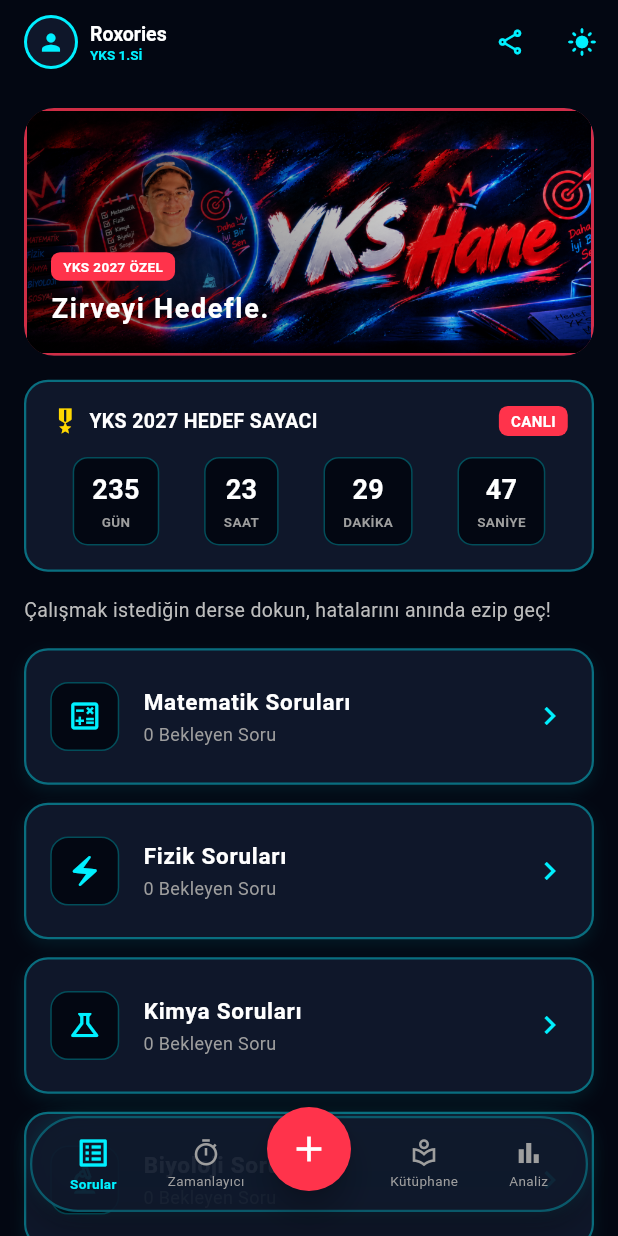
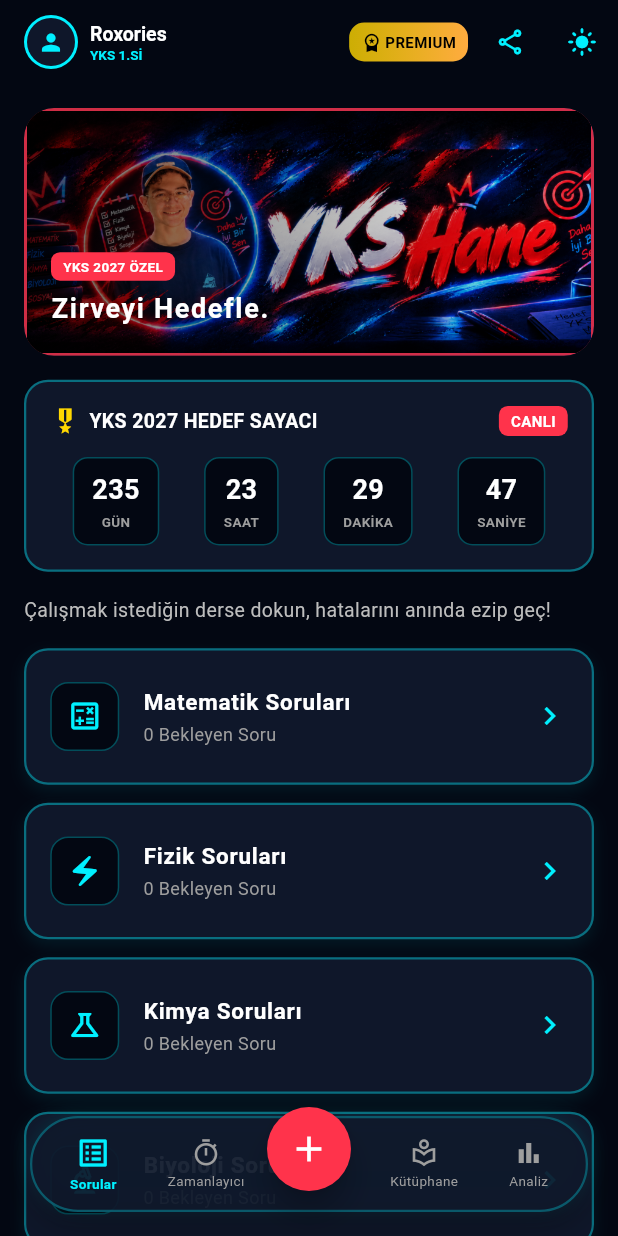
Before and after one commit to roxories-svg/yks-hane, a Flutter app: the screen it shows once a user with an empty profile is signed in, on a phone screen of 412 x 824 dp. Run offline on Flutter 3.47's test engine with Material 3 defaults, Android fonts, the light colour scheme and no system bars; our stand-ins replace cloud_firestore, firebase_auth, firebase_core, google_sign_in, image_picker, shared_preferences; accounts and stored records are empty.

Commit message:
Admin paneli ve premium buton güncellendi

```diff
--- a/lib/main.dart
+++ b/lib/main.dart
@@ -210,7 +210,6 @@ class _AnaSayfaState extends State<AnaSayfa> {
 
   final String _adminUID = "Wbs67Nmf43gLQlf9U6n8Ju0xyJE3";
 
-  // Sadece sana ve yetkili e-postana özel güvenli admin kontrolü
   bool get _isAdmin =>
       (_aktifKullanici?.uid == _adminUID) ||
       (_aktifKullanici?.email == "roxories@gmail.com") ||
@@ -237,7 +236,7 @@ class _AnaSayfaState extends State<AnaSayfa> {
     super.initState();
     _aktifKullanici = FirebaseAuth.instance.currentUser;
     if (_aktifKullanici != null) {
-      _kullaniciAdi = _aktifKullanici!.displayName ?? "Öğrenci";
+      _kullaniciAdi = _aktifKullanici!.displayName ?? (_aktifKullanici!.email?.split('@')[0] ?? "Roxories");
     }
     _verileriYukle();
     _aktifDuyurulariKontrolEt();
@@ -329,6 +328,8 @@ class _AnaSayfaState extends State<AnaSayfa> {
         _aktifKullanici = userCredential.user;
         if (_aktifKullanici?.displayName != null) {
           _kullaniciAdi = _aktifKullanici!.displayName!;
+        } else if (_aktifKullanici?.email != null) {
+          _kullaniciAdi = _aktifKullanici!.email!.split('@')[0];
         }
       });
 
@@ -1056,7 +1057,45 @@ class _AnaSayfaState extends State<AnaSayfa> {
           ),
         ),
         actions: [
-          // SADECE SENİN GÖREBİLECEĞİN GÜVENLİ ADMIN BUTONU
+          // PREMIUM BUTONU (Üst barda her zaman erişilebilir)
+          Center(
+            child: Padding(
+              padding: const EdgeInsets.symmetric(horizontal: 4.0),
+              child: InkWell(
+                onTap: _premiumModalGoster,
+                borderRadius: BorderRadius.circular(10),
+                child: Container(
+                  padding:
+                      const EdgeInsets.symmetric(horizontal: 8, vertical: 6),
+                  decoration: BoxDecoration(
+                    gradient: LinearGradient(
+                      colors: [
+                        _premiumAltin.withOpacity(0.8),
+                        Colors.orangeAccent
+                      ],
+                    ),
+                    borderRadius: BorderRadius.circular(10),
+                  ),
+                  child: Row(
+                    children: [
+                      Icon(Icons.workspace_premium,
+                          color: Colors.black, size: 14),
+                      const SizedBox(width: 2),
+                      Text(
+                        _isPremium ? "PRO" : "PREMIUM",
+                        style: const TextStyle(
+                          color: Colors.black,
+                          fontWeight: FontWeight.bold,
+                          fontSize: 10,
+                        ),
+                      ),
+                    ],
+                  ),
+                ),
+              ),
+            ),
+          ),
+          // ADMIN BUTONU
           if (_isAdmin)
             Center(
               child: Padding(
@@ -1523,8 +1562,7 @@ class AdminPaneliSayfasi extends StatefulWidget {
 }
 
 class _AdminPaneliSayfasiState extends State<AdminPaneliSayfasi> {
-  int _adminSekme =
-      0; // 0: Öğrenciler, 1: Bekleyen Başvurular, 2: Duyuru Yayınla
+  int _adminSekme = 0;
   final TextEditingController _duyuruController = TextEditingController();
 
   Future<void> _duyuruYayinla() async {
@@ -1552,7 +1590,6 @@ class _AdminPaneliSayfasiState extends State<AdminPaneliSayfasi> {
       ),
       body: Column(
         children: [
-          // Admin Sekme Butonları
           Padding(
             padding: const EdgeInsets.all(12.0),
             child: Row(
@@ -1633,7 +1670,6 @@ class _AdminPaneliSayfasiState extends State<AdminPaneliSayfasi> {
 
         return Column(
           children: [
-            // İstatistik Kartları Dashboard
             Padding(
               padding: const EdgeInsets.symmetric(horizontal: 16, vertical: 8),
               child: Row(
@@ -1840,7 +1876,6 @@ class _AdminPaneliSayfasiState extends State<AdminPaneliSayfasi> {
                       style:
                           TextStyle(fontWeight: FontWeight.bold, fontSize: 11)),
                   onPressed: () async {
-                    // Kullanıcıyı PRO yap ve başvuru kaydını güncelle
                     await FirebaseFirestore.instance
                         .collection('kullanicilar')
                         .doc(uid)
```
